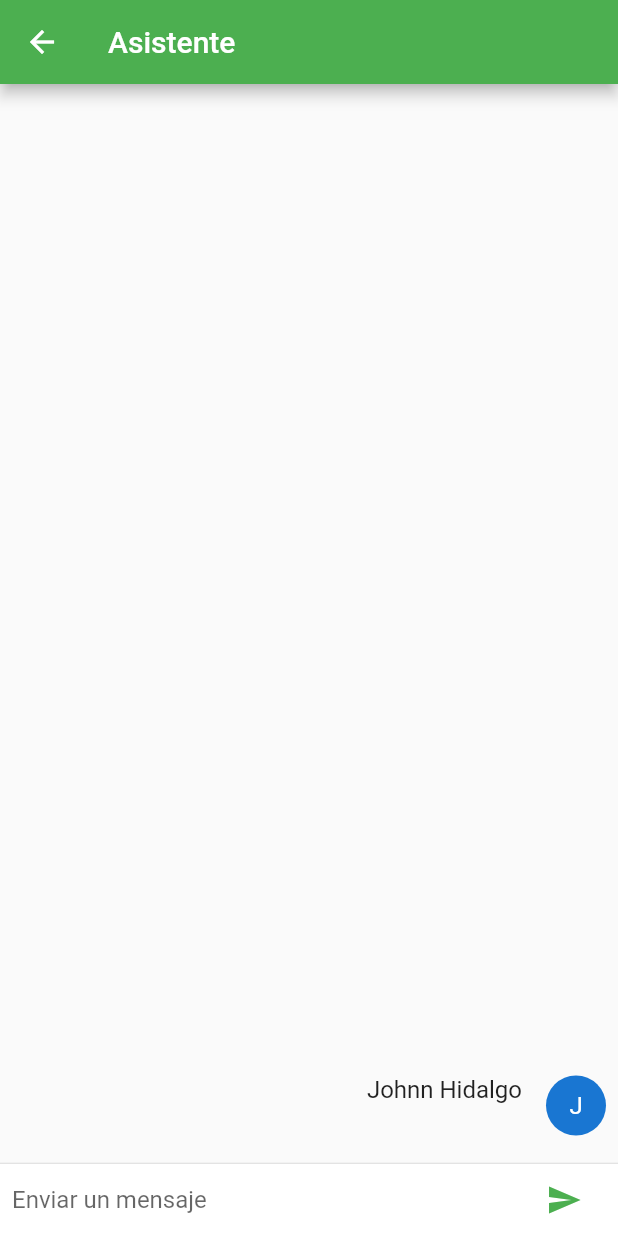
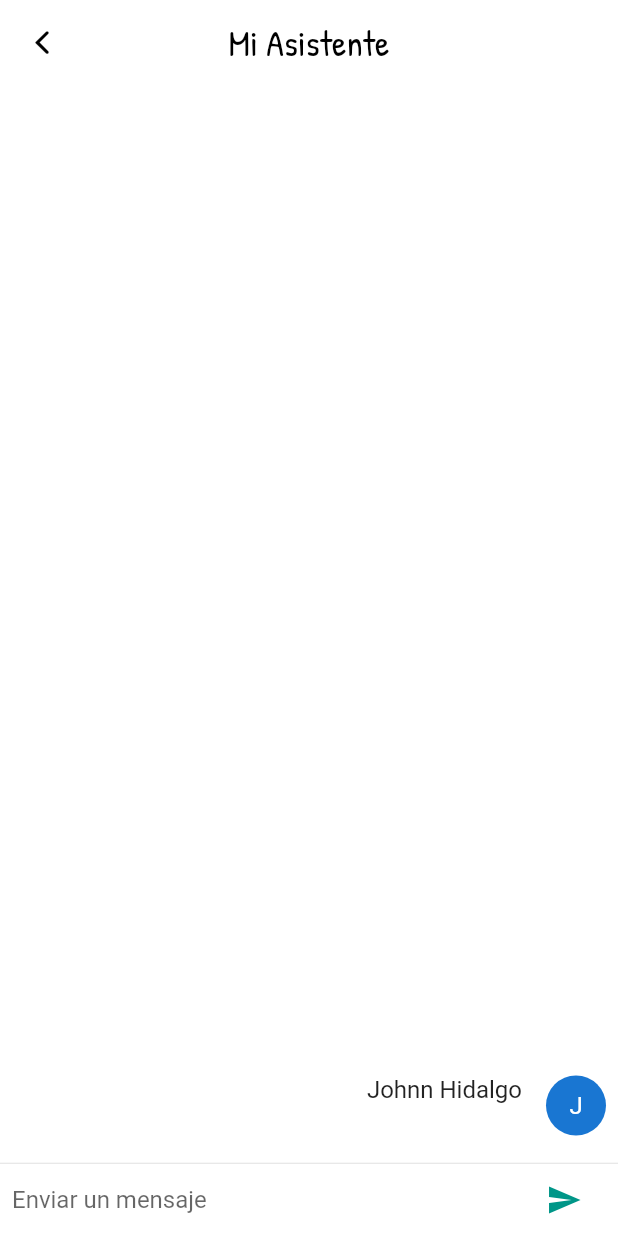
Before and after one commit to marcoleonardini/hackton_pyme_2019, a Flutter app: the MyHomePageVoice screen opened directly, after a tap on the "send" icon, on a phone screen of 412 x 824 dp. Run offline on Flutter 3.47's test engine with Material 2 defaults, Android fonts, the light colour scheme and no system bars; missing offline and left inert: dialogflow, qr_code_scanner.

Commit message:
change voice chat ui

```diff
--- a/lib/ui/pages/voice_chat/voice_chat.dart
+++ b/lib/ui/pages/voice_chat/voice_chat.dart
@@ -1,3 +1,4 @@
+import 'package:flutter/cupertino.dart';
 import 'package:flutter/material.dart';
 import 'package:dialogflow/dialogflow.dart';
 
@@ -29,7 +30,7 @@ class _MyHomePageVoiceState extends State<MyHomePageVoice> {
             new Container(
               margin: new EdgeInsets.symmetric(horizontal: 4.0),
               child: new IconButton(
-                  icon: new Icon(Icons.send,color: Colors.green,),
+                  icon: new Icon(Icons.send,color: Colors.teal,),
                   onPressed: () => _handleSubmitted(_textController.text)),
             ),
           ],
@@ -39,7 +40,7 @@ class _MyHomePageVoiceState extends State<MyHomePageVoice> {
   }
   void Response(query) async {
     _textController.clear();
-    Dialogflow dialogflow =Dialogflow(token: "9797ae7b21ef4bd39e9ec55380b808f5");
+    Dialogflow dialogflow =Dialogflow(token: "af8465fd0b1742b3bf5da8e48728f272");
     AIResponse response = await dialogflow.sendQuery(query);
     ChatMessage message = new ChatMessage(
       text: response.getMessageResponse(),
@@ -66,9 +67,17 @@ class _MyHomePageVoiceState extends State<MyHomePageVoice> {
   @override
   Widget build(BuildContext context) {
     return new Scaffold(
-      appBar: new AppBar(
-        title: new Text(widget.title),
-        backgroundColor: Colors.green,
+      backgroundColor: Colors.white,
+      appBar: AppBar(
+        leading: IconButton(
+          onPressed: () => Navigator.pop(context),
+          icon: Icon(CupertinoIcons.back, color: Colors.black),
+        ),
+        brightness: Brightness.light,
+        title: Text('Mi Asistente', style: Theme.of(context).textTheme.title),
+        centerTitle: true,
+        backgroundColor: Colors.white,
+        elevation: 0,
       ),
       body: new Column(children: <Widget>[
         new Flexible(
```
